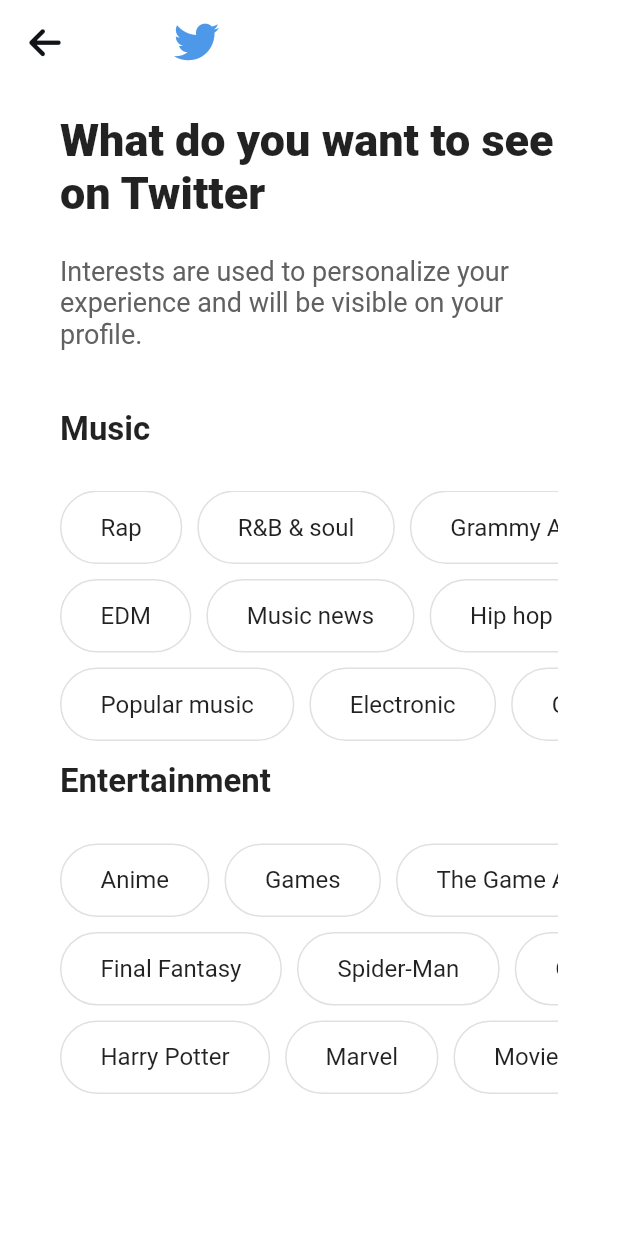
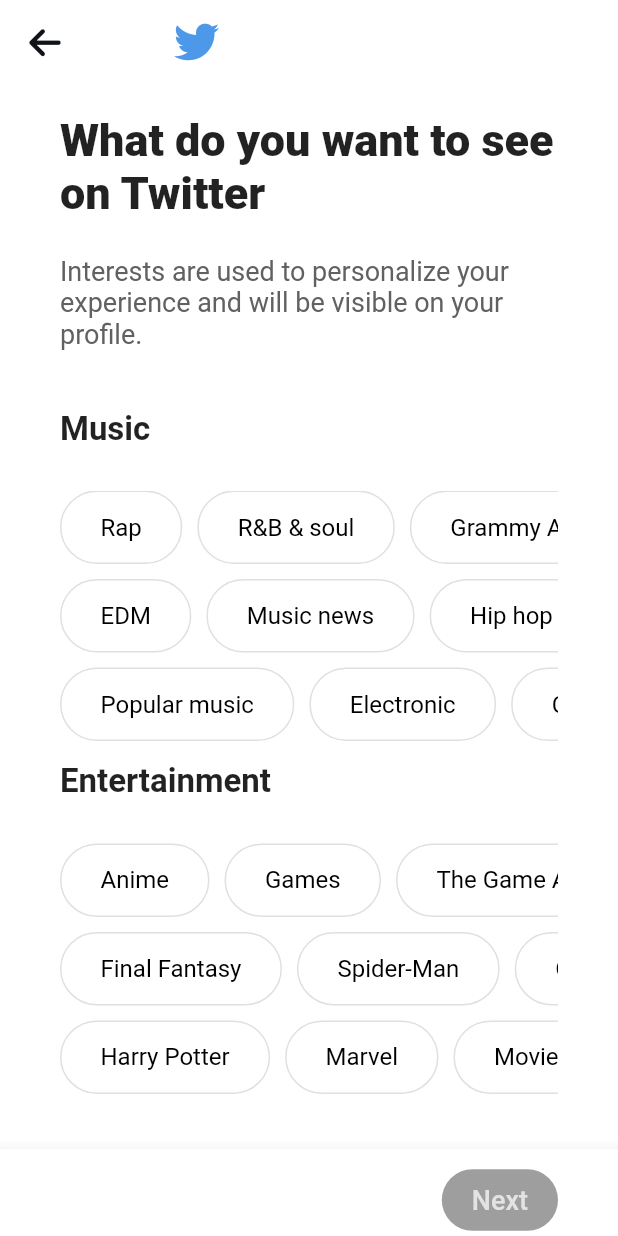
Before and after one commit to jundev5796/twitter-clone, a Flutter app: the screen it shows after launch, after a tap on "Next", on a phone screen of 412 x 824 dp. Run offline on Flutter 3.47's test engine with Material 2 defaults, Android fonts, the phone set to English and light mode, and no system bars; our stand-ins replace font_awesome_flutter.

Commit message:
[Interests Screen 2] Completed Interest Screen 2

```diff
--- a/lib/onboarding/interests_screen.dart
+++ b/lib/onboarding/interests_screen.dart
@@ -174,9 +174,9 @@ class _InterestsScreenState extends State<InterestsScreen> {
             mainAxisAlignment: MainAxisAlignment.spaceBetween,
             children: [
               Text(
-                '${_selectedInterests.length > 3 ? 3 : _selectedInterests.length} of 3 selected',
-                style: const TextStyle(
-                  color: Colors.grey,
+                '${_selectedInterests.length} of 3 selected',
+                style: TextStyle(
+                  color: Colors.grey.shade400,
                 ),
               ),
               GestureDetector(
--- a/lib/onboarding/interests_screen_two.dart
+++ b/lib/onboarding/interests_screen_two.dart
@@ -2,6 +2,7 @@ import 'package:flutter/material.dart';
 import 'package:font_awesome_flutter/font_awesome_flutter.dart';
 import 'package:twitter_clone/constants/gaps.dart';
 import 'package:twitter_clone/constants/sizes.dart';
+import 'package:twitter_clone/onboarding/home_screen.dart';
 
 const musics = [
   "Rap",
@@ -48,6 +49,9 @@ class InterestsScreenTwo extends StatefulWidget {
 }
 
 class _InterestsScreenTwoState extends State<InterestsScreenTwo> {
+  final Set<String> _selected = {};
+  final List<String> _selectedInterests = [];
+
   void onInitialTap(BuildContext context) {
     Navigator.of(context).pop();
   }
@@ -59,6 +63,15 @@ class _InterestsScreenTwoState extends State<InterestsScreenTwo> {
           list.sublist(i, i + size > list.length ? list.length : i + size));
     }
     return chunks;
+  }
+
+  void _onNextTap() {
+    Navigator.push(
+      context,
+      MaterialPageRoute(
+        builder: (context) => const HomeScreen(),
+      ),
+    );
   }
 
   @override
@@ -91,6 +104,7 @@ class _InterestsScreenTwoState extends State<InterestsScreenTwo> {
         padding: const EdgeInsets.symmetric(
           horizontal: Sizes.size40,
         ),
+        child: SingleChildScrollView(
           child: Column(
             crossAxisAlignment: CrossAxisAlignment.start,
             children: [
@@ -135,6 +149,16 @@ class _InterestsScreenTwoState extends State<InterestsScreenTwo> {
                               return Padding(
                                 padding:
                                     const EdgeInsets.only(right: Sizes.size10),
+                                child: GestureDetector(
+                                  onTap: () {
+                                    setState(() {
+                                      if (_selected.contains(music)) {
+                                        _selected.remove(music);
+                                      } else {
+                                        _selected.add(music);
+                                      }
+                                    });
+                                  },
                                   child: Container(
                                     padding: const EdgeInsets.symmetric(
                                       vertical: Sizes.size14,
@@ -142,14 +166,22 @@ class _InterestsScreenTwoState extends State<InterestsScreenTwo> {
                                     ),
                                     decoration: BoxDecoration(
                                       borderRadius: BorderRadius.circular(30),
+                                      color: _selected.contains(music)
+                                          ? Colors.blue // Color when selected
+                                          : Colors
+                                              .transparent, // Original color
                                       border: Border.all(
                                         color: Colors.grey.shade300,
                                       ),
                                     ),
                                     child: Text(
                                       music,
-                                  style: const TextStyle(
+                                      style: TextStyle(
+                                        color: _selected.contains(music)
+                                            ? Colors.white
+                                            : Colors.black,
                                         fontSize: Sizes.size16,
+                                      ),
                                     ),
                                   ),
                                 ),
@@ -177,16 +209,26 @@ class _InterestsScreenTwoState extends State<InterestsScreenTwo> {
                     scrollDirection: Axis.horizontal,
                     child: Column(
                       crossAxisAlignment: CrossAxisAlignment.start,
-                    children: chunk(
-                            entertainments, (entertainments.length / 3).ceil())
+                      children: chunk(entertainments,
+                              (entertainments.length / 3).ceil())
                           .map((entertainmentChunk) {
                         return Padding(
                           padding: const EdgeInsets.only(bottom: Sizes.size10),
                           child: Row(
-                          children: entertainmentChunk.map((music) {
+                            children: entertainmentChunk.map((entertainment) {
                               return Padding(
                                 padding:
                                     const EdgeInsets.only(right: Sizes.size10),
+                                child: GestureDetector(
+                                  onTap: () {
+                                    setState(() {
+                                      if (_selected.contains(entertainment)) {
+                                        _selected.remove(entertainment);
+                                      } else {
+                                        _selected.add(entertainment);
+                                      }
+                                    });
+                                  },
                                   child: Container(
                                     padding: const EdgeInsets.symmetric(
                                       vertical: Sizes.size14,
@@ -194,14 +236,22 @@ class _InterestsScreenTwoState extends State<InterestsScreenTwo> {
                                     ),
                                     decoration: BoxDecoration(
                                       borderRadius: BorderRadius.circular(30),
+                                      color: _selected.contains(entertainment)
+                                          ? Colors.blue // Color when selected
+                                          : Colors
+                                              .transparent, // Original color
                                       border: Border.all(
                                         color: Colors.grey.shade300,
                                       ),
                                     ),
                                     child: Text(
-                                  music,
-                                  style: const TextStyle(
+                                      entertainment,
+                                      style: TextStyle(
+                                        color: _selected.contains(entertainment)
+                                            ? Colors.white
+                                            : Colors.black,
                                         fontSize: Sizes.size16,
+                                      ),
                                     ),
                                   ),
                                 ),
@@ -217,6 +267,52 @@ class _InterestsScreenTwoState extends State<InterestsScreenTwo> {
             ],
           ),
         ),
+      ),
+      bottomNavigationBar: BottomAppBar(
+        child: Padding(
+          padding: const EdgeInsets.only(
+            top: 10,
+            left: 40,
+            right: 40,
+          ),
+          child: Row(
+            mainAxisAlignment: MainAxisAlignment.end,
+            children: [
+              ElevatedButton(
+                onPressed: _selected.length >= 3 ? _onNextTap : null,
+                style: ButtonStyle(
+                  backgroundColor: MaterialStateProperty.resolveWith<Color>(
+                    (Set<MaterialState> states) {
+                      if (states.contains(MaterialState.disabled)) {
+                        return Colors.grey; // Color for disabled state
+                      }
+                      return const Color(0xFF101318); // Color for enabled state
+                    },
+                  ),
+                  padding: MaterialStateProperty.all(const EdgeInsets.symmetric(
+                    vertical: Sizes.size10,
+                    horizontal: Sizes.size20,
+                  )),
+                  shape: MaterialStateProperty.all(
+                    RoundedRectangleBorder(
+                      borderRadius: BorderRadius.circular(30),
+                    ),
+                  ),
+                ),
+                child: Text(
+                  'Next',
+                  style: TextStyle(
+                    color: _selected.length >= 3
+                        ? Colors.white
+                        : const Color.fromARGB(255, 229, 226, 226),
+                    fontSize: Sizes.size16 + 2,
+                  ),
+                ),
+              ),
+            ],
+          ),
+        ),
+      ),
     );
   }
 }
```
Also changed, not shown: lib/onboarding/home_screen.dart (added, +20 -0 lines). Lines whose indentation alone changed are shown as unchanged.
